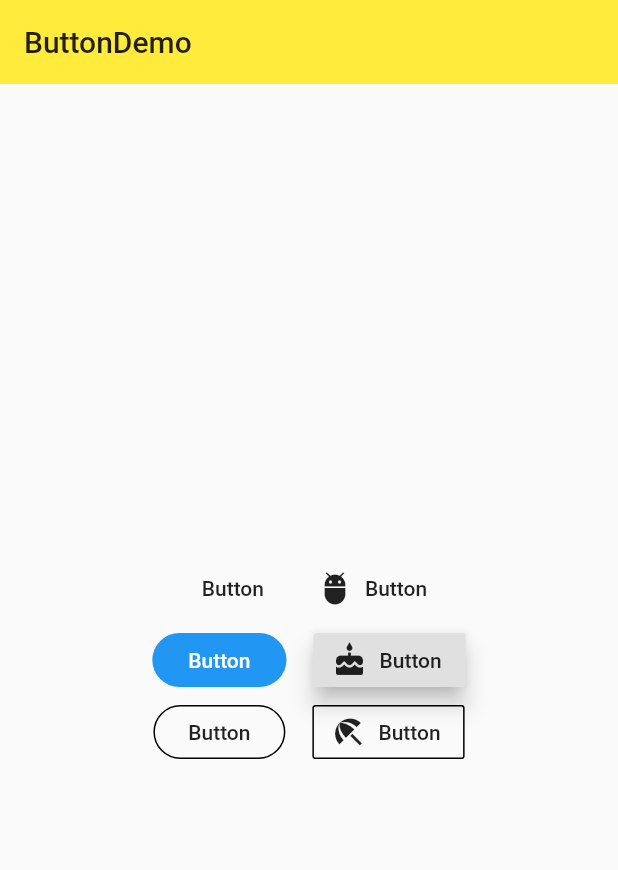
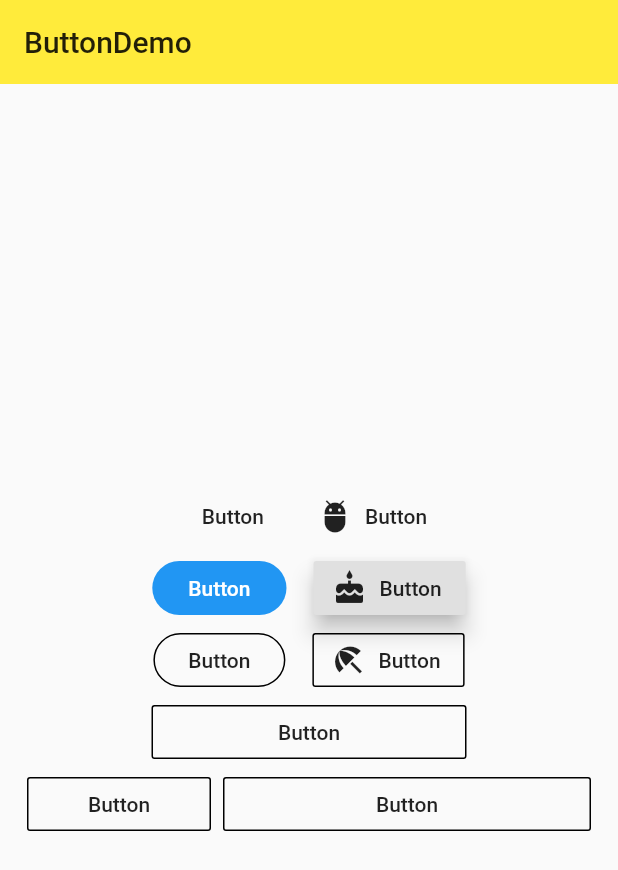
Before and after one commit to persilee/flutter_pro, a Flutter app: the ButtonDemo screen opened directly, on a phone screen of 412 x 824 dp. Shown: the top 870 px of the screen. Run offline on Flutter 3.47's test engine with Material 2 defaults, Android fonts, the phone set to English and light mode, and no system bars.

Commit message:
add expandedButton demo

```diff
--- a/lib/demo/components_demo.dart
+++ b/lib/demo/components_demo.dart
@@ -104,9 +104,60 @@ class ButtonDemo extends StatelessWidget {
           onPressed: () {},
           splashColor: Colors.grey[200],
           borderSide: BorderSide(
+            color: Colors.black,
+          ),
+          highlightedBorderColor: Colors.yellow[300],
+        ),
+      ],
+    );
+
+    final Widget _fixedOutlineButton = Row(
+      mainAxisAlignment: MainAxisAlignment.center,
+      children: < Widget > [
+        Container(
+          width: 210.0,
+          child: OutlineButton(
+            child: Text('Button'),
+            onPressed: () {},
+            splashColor: Colors.grey[200],
+            borderSide: BorderSide(
               color: Colors.black,
             ),
-          highlightedBorderColor: Colors.yellow[300],
+            highlightedBorderColor: Colors.yellow[300],
+            // color: Colors.yellow,
+          ),
+        )
+      ],
+    );
+
+    final Widget _expandedButton = Row(
+      mainAxisAlignment: MainAxisAlignment.center,
+      children: < Widget > [
+        Expanded(
+          child: OutlineButton(
+            child: Text('Button'),
+            onPressed: () {},
+            splashColor: Colors.grey[200],
+            borderSide: BorderSide(
+              color: Colors.black,
+            ),
+            highlightedBorderColor: Colors.yellow[300],
+            // color: Colors.yellow,
+          ),
+        ),
+        SizedBox(width: 8.0, ),
+        Expanded(
+          flex: 2,
+          child: OutlineButton(
+            child: Text('Button'),
+            onPressed: () {},
+            splashColor: Colors.grey[200],
+            borderSide: BorderSide(
+              color: Colors.black,
+            ),
+            highlightedBorderColor: Colors.yellow[300],
+            // color: Colors.yellow,
+          ),
         ),
       ],
     );
@@ -124,6 +175,8 @@ class ButtonDemo extends StatelessWidget {
             _flatButton,
             _raiseButton,
             _outlineButton,
+            _fixedOutlineButton,
+            _expandedButton,
           ],
         ),
       ),
```
